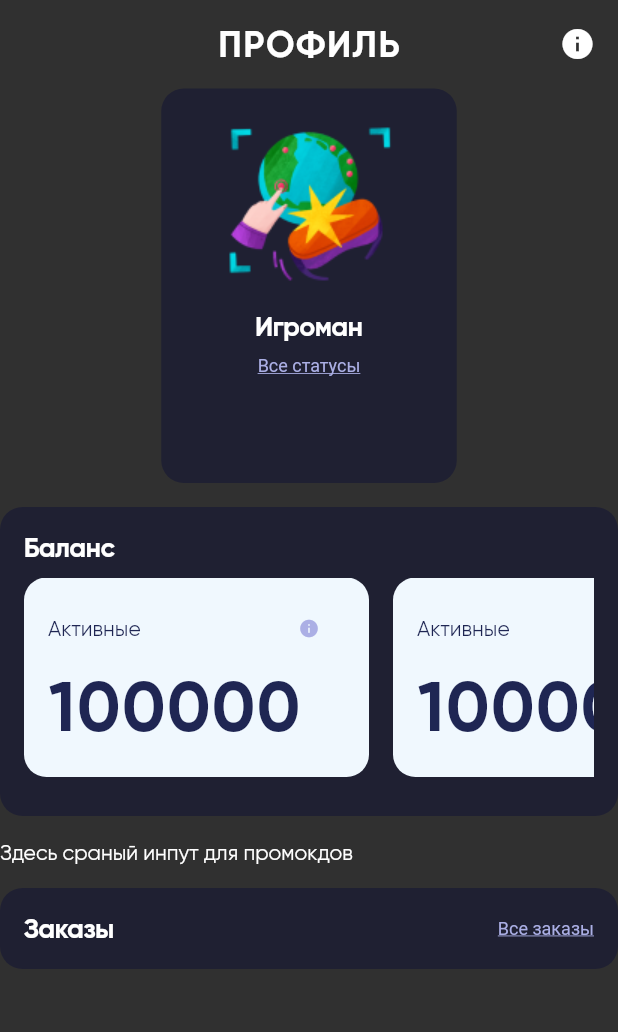
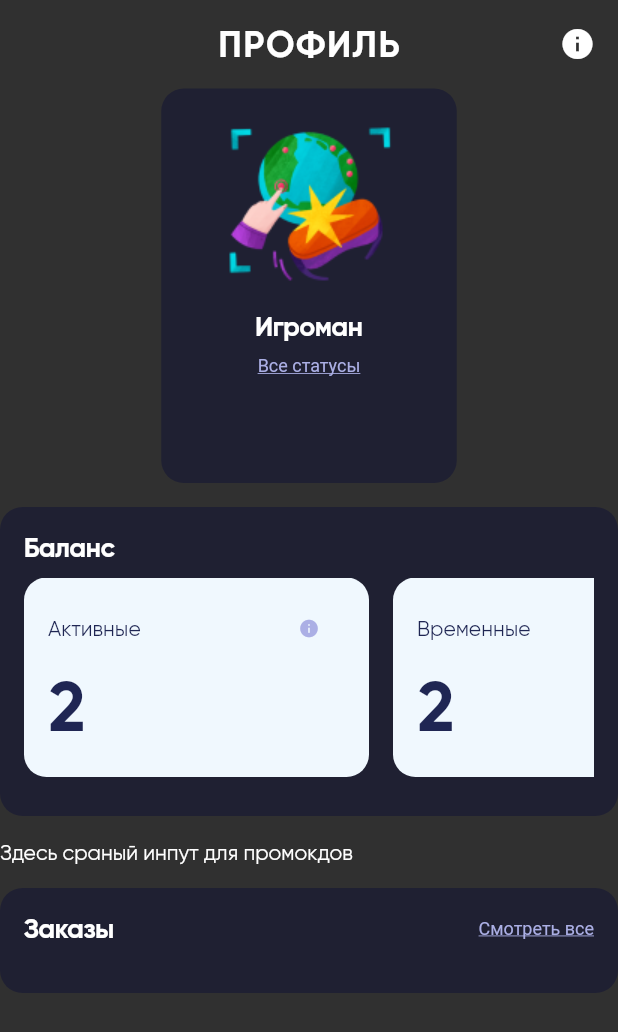
Before and after one commit to Kirrilll/DeepVrMobileApp, a Flutter app: the ProfileMain widget shown alone on an empty page, opened directly, after a tap on the "info" icon, on a phone screen of 412 x 824 dp. Shown: the top 1032 px of the screen. Run offline on Flutter 3.47's test engine with Material 2 defaults, Android fonts, the phone set to English and light mode, and no system bars; our stand-ins replace dotted_line, get_it, shared_preferences, youtube_player_flutter; accounts and stored records are empty; network calls fail.

Commit message:
-register profile_model, -start creating purchaseHistory

```diff
--- /dev/null
+++ b/lib/data/entities/purchase.dart
@@ -0,0 +1,16 @@
+class Purchase {
+  int id;
+  int guestCount;
+  String game;
+  String gameType;
+  int price;
+  DateTime date;
+
+  Purchase(
+      {required this.id,
+      required this.guestCount,
+      required this.game,
+      required this.gameType,
+      required this.price,
+      required this.date});
+}
--- a/lib/domain/view_models/profile_model.dart
+++ b/lib/domain/view_models/profile_model.dart
@@ -1,4 +1,5 @@
 import 'package:deepvr/data/entities/bonuses.dart';
+import 'package:deepvr/data/entities/purchase.dart';
 import 'package:deepvr/domain/enums/fetching_state.dart';
 import 'package:deepvr/domain/models/bonus.dart';
 import 'package:deepvr/domain/view_models/authentication_model.dart';
@@ -9,16 +10,22 @@ class ProfileModel with ChangeNotifier{
   //Массив статусов,
   //Массив заказов
   //Массив городов,
+  final List<Purchase> _purchaseHistory = List.empty(growable: true);
   final List<Bonus> _bonuses = List.empty(growable: true);
   FetchingState _bonusesFetchingStatus = FetchingState.idle;
+  FetchingState _purchaseHistoryFetchingStatus = FetchingState.idle;
 
   List<Bonus> get bonuses => _bonuses;
+  List<Purchase> get purchaseHistory => _purchaseHistory;
+  List<Purchase> get smallPurchaseHistory => _purchaseHistory.take(3).toList();
+  FetchingState get bonusesFetchingStatus => _bonusesFetchingStatus;
+  FetchingState get purchaseHistoryFetchingStatus => _purchaseHistoryFetchingStatus;
 
   Future<void> getBonuses() async{
     _bonusesFetchingStatus = FetchingState.loading;
     final bonusInfo =  await Future.delayed(
         const Duration(seconds: 2),
-            () => Bonuses(quantityAll: 2, quantityExpired: 2, quantityReal: 4, nextExpiredDate: '23232323')
+            () => Bonuses(quantityAll: 4, quantityExpired: 2, quantityReal: 2, nextExpiredDate: '23232323')
     );
     _bonuses.add(Bonus(title: 'Активные', count: bonusInfo.quantityReal!));
     _bonuses.add(Bonus(title: 'Временные', count: bonusInfo.quantityExpired!));
@@ -27,6 +34,17 @@ class ProfileModel with ChangeNotifier{
     notifyListeners();
   }
 
+  Future<void> getPurchaseHistory() async{
+    _purchaseHistoryFetchingStatus = FetchingState.loading;
+     _purchaseHistory.addAll( await Future.delayed(const Duration(seconds: 1), () => [
+       Purchase(id: 3535, guestCount: 5, game: 'Выбор на месте', gameType: 'VR погружение', price: 1200, date: DateTime.parse('2022-10-12')),
+       Purchase(id: 3535, guestCount: 9, game: 'Выбор на месте', gameType: 'VR погружение', price: 1900, date: DateTime.parse('2022-10-22')),
+       Purchase(id: 3535, guestCount: 10, game: 'Выбор на месте', gameType: 'VR погружение', price: 2200, date: DateTime.parse('2022-10-20'))
+     ]));
+     _purchaseHistoryFetchingStatus = FetchingState.successful;
+     notifyListeners();
+  }
+
 
 
 
--- a/lib/locator.dart
+++ b/lib/locator.dart
@@ -4,6 +4,7 @@ import 'package:deepvr/data/services/profile_service.dart';
 import 'package:deepvr/domain/view_models/authentication_model.dart';
 import 'package:deepvr/domain/view_models/identification_routing_model.dart';
 import 'package:deepvr/domain/view_models/login_model.dart';
+import 'package:deepvr/domain/view_models/profile_model.dart';
 import 'package:deepvr/domain/view_models/registration_model.dart';
 import 'package:deepvr/providers/routes_model.dart';
 import 'package:deepvr/providers/booking_form_view_model.dart';
@@ -24,13 +25,13 @@ GetIt locator = GetIt.instance;
 
 void setup() {
   locator.registerSingletonAsync(() => StorageService().init());
-  locator.registerSingleton<BookingService>(BookingService(), signalsReady: true);
+  locator.registerSingleton<BookingService>(BookingService(),
+      signalsReady: true);
 
   //Аунтефикация
   locator.registerSingleton(AuthenticationModel());
-  locator.registerSingletonWithDependencies(
-          () => IdentificationRoutingModel(),
-          dependsOn: [StorageService]);
+  locator.registerSingletonWithDependencies(() => IdentificationRoutingModel(),
+      dependsOn: [StorageService]);
 
   locator.registerLazySingleton(() => AuthenticationService());
   locator.registerFactory(() => RegistrationModel());
@@ -38,7 +39,9 @@ void setup() {
 
   //Профиль
   locator.registerLazySingleton(() => ProfileService());
-
+  locator.registerLazySingleton(() => ProfileModel()
+    ..getBonuses()
+    ..getPurchaseHistory());
 
   //Игры
   locator.registerLazySingleton(() => GamesService());
--- a/lib/ui/screens/profile_main.dart
+++ b/lib/ui/screens/profile_main.dart
@@ -1,16 +1,37 @@
+import 'package:deepvr/data/entities/purchase.dart';
+import 'package:deepvr/domain/view_models/profile_model.dart';
 import 'package:deepvr/ui/widgets/bonuses_card.dart';
 import 'package:deepvr/ui/widgets/profile_status_card.dart';
 import 'package:flutter/cupertino.dart';
 import 'package:flutter/gestures.dart';
 import 'package:flutter/material.dart';
 import 'package:flutter/rendering.dart';
+import 'package:provider/provider.dart';
 
-class ProfileMain extends StatelessWidget {
+import '../../domain/enums/fetching_state.dart';
+import '../../locator.dart';
+
+class ProfileMain extends StatefulWidget {
   const ProfileMain({Key? key}) : super(key: key);
 
   @override
+  State<ProfileMain> createState() => _ProfileMainState();
+}
+
+class _ProfileMainState extends State<ProfileMain> {
+  @override
+  void initState() {
+    // TODO: implement initState
+    super.initState();
+  }
+
+  @override
   Widget build(BuildContext context) {
-    return Column(crossAxisAlignment: CrossAxisAlignment.stretch, children: [
+    return ChangeNotifierProvider.value(
+      value: locator<ProfileModel>(),
+      child: Consumer<ProfileModel>(
+        builder: (context, model, _) =>
+            Column(crossAxisAlignment: CrossAxisAlignment.stretch, children: [
           Padding(
             padding: const EdgeInsets.all(15),
             child: Stack(
@@ -23,8 +44,7 @@ class ProfileMain extends StatelessWidget {
                         fontSize: 24,
                         fontWeight: FontWeight.w700,
                         letterSpacing: 1,
-                  color: Color(0xFFFFFFFF)
-                ),
+                        color: Color(0xFFFFFFFF)),
                   ),
                 ),
                 InkResponse(
@@ -34,9 +54,10 @@ class ProfileMain extends StatelessWidget {
               ],
             ),
           ),
-      SingleChildScrollView(
+          Expanded(
+            child: SingleChildScrollView(
                 child: Column(
-        mainAxisSize: MainAxisSize.min,
+                mainAxisSize: MainAxisSize.max,
                 crossAxisAlignment: CrossAxisAlignment.stretch,
                 children: [
                   const Center(
@@ -60,20 +81,33 @@ class ProfileMain extends StatelessWidget {
                             color: Color(0xFFFFFFFF),
                             fontSize: 18,
                             fontWeight: FontWeight.w700,
-                    letterSpacing: -0.41
-                  ),
+                            letterSpacing: -0.41),
                       ),
                       const SizedBox(height: 9),
                       SizedBox(
                         height: 133,
-                  child: ListView.separated(
+                        child: Builder(builder: (context) {
+                          switch (model.bonusesFetchingStatus) {
+                            case FetchingState.loading:
+                              return const Center(
+                                child: CircularProgressIndicator(),
+                              );
+                            case FetchingState.successful:
+                              return ListView.separated(
                                   scrollDirection: Axis.horizontal,
-                      itemBuilder: (context, index) => const BonusCard(
-                          count: 10000000000000, type: 'Активные'),
-                      separatorBuilder: (context, index) => index < 4
-                          ? const SizedBox(width: 16)
-                          : const SizedBox(),
-                      itemCount: 5),
+                                  itemBuilder: (context, index) => BonusCard(
+                                      count: model.bonuses[index].count,
+                                      type: model.bonuses[index].title),
+                                  separatorBuilder: (context, index) => const SizedBox(width: 16),
+                                  itemCount: model.bonuses.length);
+                            case FetchingState.error:
+                              return const Center(
+                                child: Text('Ошибка'),
+                              );
+                            default:
+                              return const SizedBox();
+                          }
+                        }),
                       )
                     ],
                   ),
@@ -88,7 +122,7 @@ class ProfileMain extends StatelessWidget {
                     borderRadius: BorderRadius.all(Radius.circular(15)),
                   ),
                   child: Column(
-              crossAxisAlignment: CrossAxisAlignment.stretch ,
+                    crossAxisAlignment: CrossAxisAlignment.stretch,
                     children: [
                       Row(
                         crossAxisAlignment: CrossAxisAlignment.center,
@@ -100,29 +134,34 @@ class ProfileMain extends StatelessWidget {
                                 color: Color(0xFFFFFFFF),
                                 fontSize: 18,
                                 fontWeight: FontWeight.w700,
-                          letterSpacing: -0.41
-                      ),
+                                letterSpacing: -0.41),
                           ),
                           RichText(
                               text: TextSpan(
-                          text: 'Все заказы',
-                          recognizer: TapGestureRecognizer()..onTap =() => print('Переместиться к заказм'),
+                                  text: 'Смотреть все',
+                                  recognizer: TapGestureRecognizer()
+                                    ..onTap = () => print('Переместиться к заказм'),
                                   style: const TextStyle(
                                       fontWeight: FontWeight.w400,
                                       fontSize: 12,
                                       color: Color(0xFFABAFE5),
-                                decoration: TextDecoration.underline
-                            )
-                        )
-                    )
+                                      decoration: TextDecoration.underline)))
                         ],
                       ),
+                      const SizedBox(height: 16),
+                      // Selector<ProfileModel, MapEntry<FetchingState, List<Purchase>>>(
+                      //   selector: (context, model ) => MapEntry(model.purchaseHistoryFetchingStatus, model.smallPurchaseHistory),
+                      //   builder: (context, data, _) =>data.value.map((e) => Text(e.game)),
+                      // )
 
                     ],
                   ),
                 )
               ],
-      ))
-    ]);
+            )),
+          )
+        ]),
+      ),
+    );
   }
 }
--- /dev/null
+++ b/lib/ui/widgets/order_card.dart
@@ -0,0 +1,11 @@
+import 'package:flutter/cupertino.dart';
+import 'package:flutter/material.dart';
+
+class OrderCard extends StatelessWidget {
+  const OrderCard({Key? key}) : super(key: key);
+
+  @override
+  Widget build(BuildContext context) {
+    return Container();
+  }
+}
```
Lines whose indentation alone changed are shown as unchanged.
